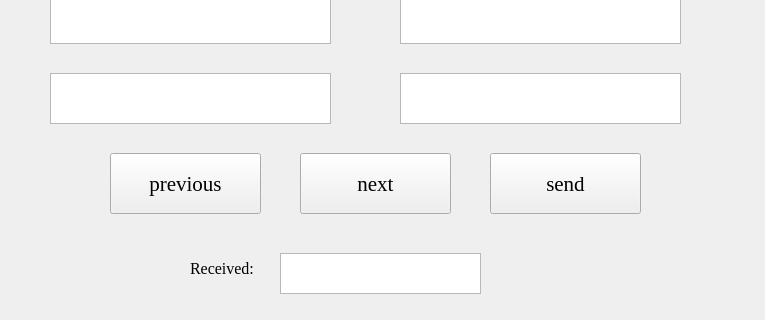
The window that problemswidget.ui (zkkuen/MySQL_module) describes before a commit, drawn with Qt 5; both pictures show x 0 to 765 and y 257 to 577 of the 765 by 577 pixel window.
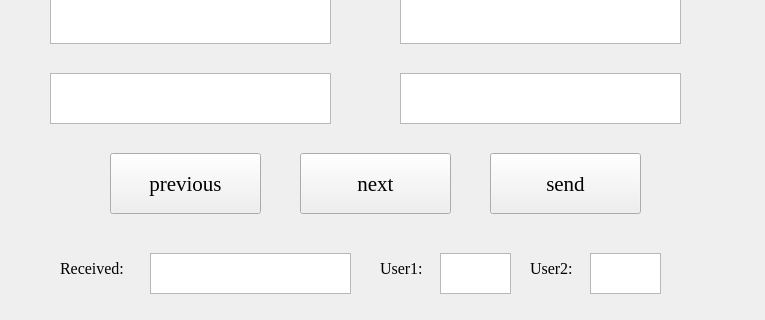
The same window after the commit.

The edit to the form file:
```diff
--- a/problemswidget.ui
+++ b/problemswidget.ui
@@ -183,7 +183,7 @@
   <widget class="QTextBrowser" name="RecvLine">
    <property name="geometry">
     <rect>
-     <x>280</x>
+     <x>150</x>
      <y>510</y>
      <width>201</width>
      <height>41</height>
@@ -193,7 +193,7 @@
   <widget class="QLabel" name="Received">
    <property name="geometry">
     <rect>
-     <x>190</x>
+     <x>60</x>
      <y>510</y>
      <width>81</width>
      <height>31</height>
@@ -206,6 +206,58 @@
     <string>Received:</string>
    </property>
   </widget>
+  <widget class="QLabel" name="User1">
+   <property name="geometry">
+    <rect>
+     <x>380</x>
+     <y>510</y>
+     <width>51</width>
+     <height>31</height>
+    </rect>
+   </property>
+   <property name="cursor">
+    <cursorShape>ArrowCursor</cursorShape>
+   </property>
+   <property name="text">
+    <string>User1:</string>
+   </property>
+  </widget>
+  <widget class="QTextBrowser" name="Usr1Line">
+   <property name="geometry">
+    <rect>
+     <x>440</x>
+     <y>510</y>
+     <width>71</width>
+     <height>41</height>
+    </rect>
+   </property>
+  </widget>
+  <widget class="QTextBrowser" name="UsrLine">
+   <property name="geometry">
+    <rect>
+     <x>590</x>
+     <y>510</y>
+     <width>71</width>
+     <height>41</height>
+    </rect>
+   </property>
+  </widget>
+  <widget class="QLabel" name="User2">
+   <property name="geometry">
+    <rect>
+     <x>530</x>
+     <y>510</y>
+     <width>51</width>
+     <height>31</height>
+    </rect>
+   </property>
+   <property name="cursor">
+    <cursorShape>ArrowCursor</cursorShape>
+   </property>
+   <property name="text">
+    <string>User2:</string>
+   </property>
+  </widget>
  </widget>
  <resources/>
  <connections/>
```
